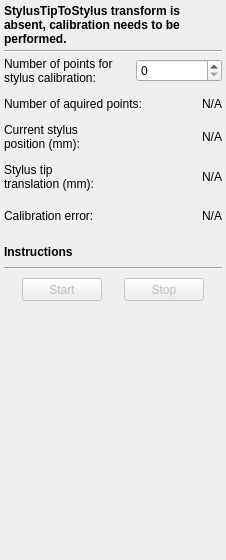
The window that PlusApp/fCal/Toolboxes/StylusCalibrationToolbox.ui (PlusToolkit/PlusApp) describes before a commit, drawn with Qt 5.
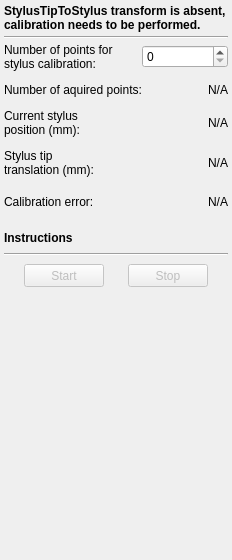
The same window after the commit.

Commit message: Re #547: FreehandCalibrationToolbox split into TemporalCalibrationToolbox and SpatialCalibrationToolbox; Tab widget replaced with Toolbox; Known issue: warning messages don't show the set color

What changed in the file:
```diff
--- a/PlusApp/fCal/Toolboxes/StylusCalibrationToolbox.ui
+++ b/PlusApp/fCal/Toolboxes/StylusCalibrationToolbox.ui
@@ -6,7 +6,7 @@
    <rect>
     <x>0</x>
     <y>0</y>
-    <width>226</width>
+    <width>232</width>
     <height>560</height>
    </rect>
   </property>
@@ -18,13 +18,13 @@
   </property>
   <property name="minimumSize">
    <size>
-    <width>226</width>
+    <width>232</width>
     <height>560</height>
    </size>
   </property>
   <property name="maximumSize">
    <size>
-    <width>226</width>
+    <width>232</width>
     <height>16777215</height>
    </size>
   </property>
```
Left out of the diff: 2 changed lines with no effect on the pictures. The commit also changes 18 other files.
